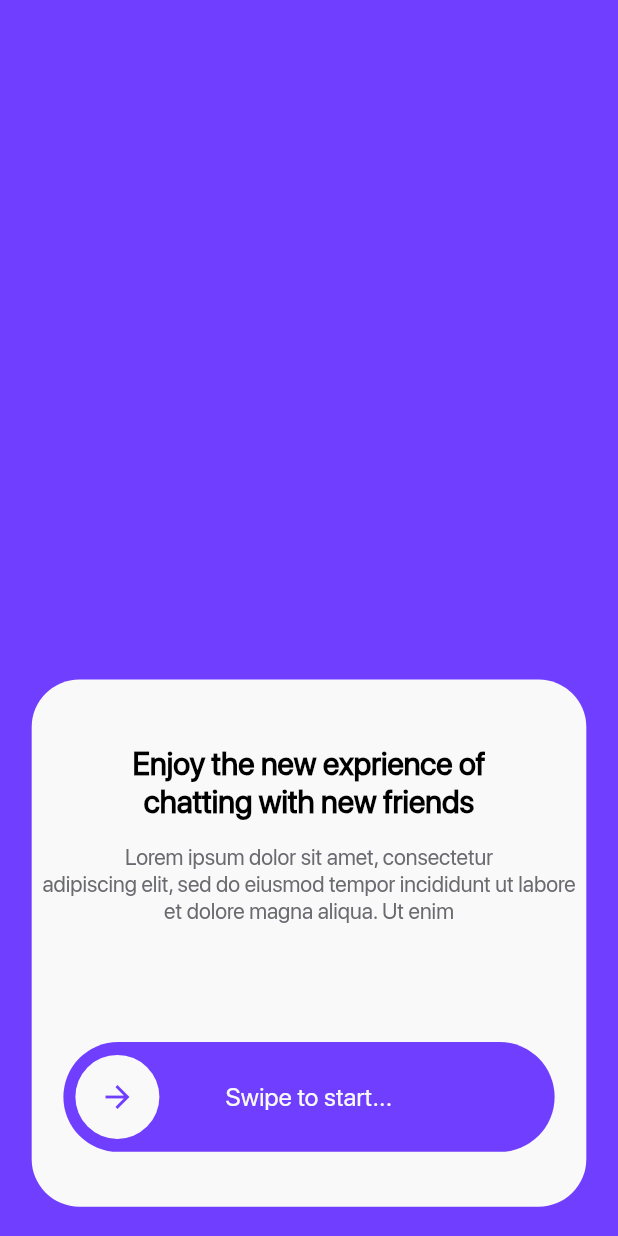
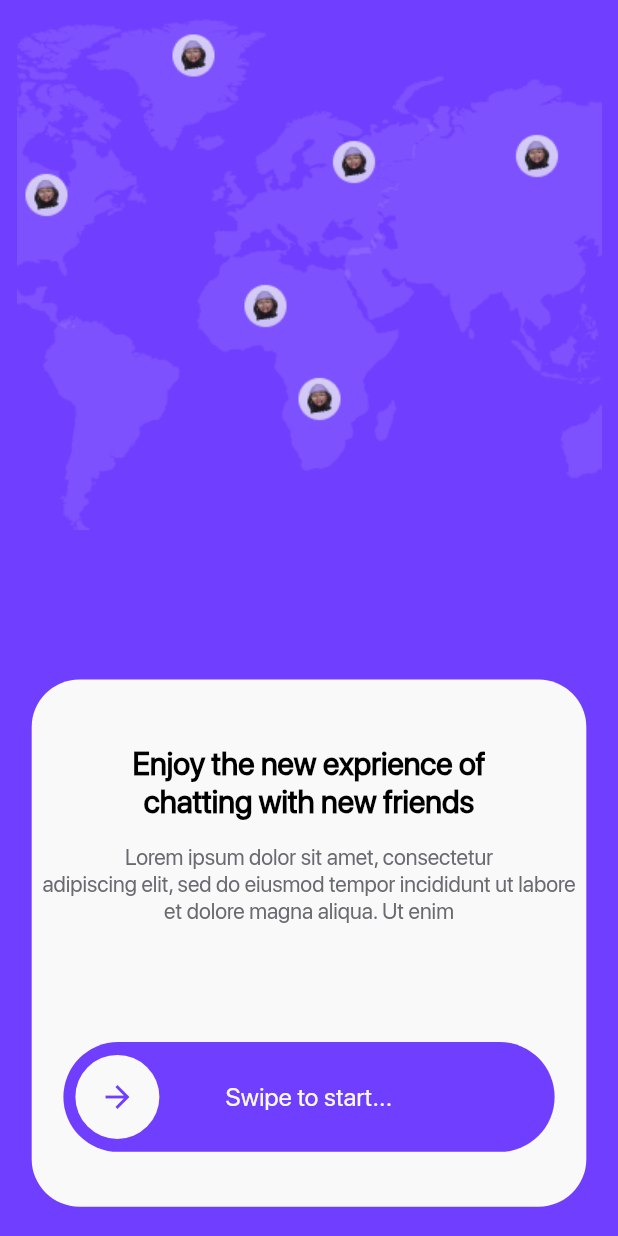
Before and after one commit to this-kin/Google-Hangouts-Clone, a Flutter app: the screen it shows after launch, on a phone screen of 412 x 824 dp. Run offline on Flutter 3.47's test engine with Material 2 defaults, Android fonts, the phone set to English and light mode, and no system bars; drawn by our look-alikes of slide_to_act; our stand-ins replace flutter_screenutil, flutter_svg.

Commit message:
onboarding k

```diff
--- a/lib/constants/image_constants.dart
+++ b/lib/constants/image_constants.dart
@@ -3,5 +3,8 @@ class ConstanceData {
   static const String baseImageUrl = "assets/images/";
   static const String baseSvgUrl = "assets/svgs/";
 
+// images
+  static const map = baseImageUrl + "map.png";
+
   static const arrow_forward = baseSvgUrl + "arrow_double_forward.svg";
 }
--- a/lib/modules/onboarding.dart
+++ b/lib/modules/onboarding.dart
@@ -25,9 +25,15 @@ class _OnboardingState extends State<Onboarding> {
       ),
       child: Scaffold(
         backgroundColor: primaryColor,
-        body: Container(
+        body: SafeArea(
+          top: true,
+          child: Container(
             child: Stack(
               children: [
+                Align(
+                  alignment: Alignment.topCenter,
+                  child: Image.asset(ConstanceData.map),
+                ),
                 Align(
                   alignment: Alignment.bottomCenter,
                   child: Padding(
@@ -72,7 +78,8 @@ class _OnboardingState extends State<Onboarding> {
                               ),
                               text: "Swipe to start...",
                               borderRadius: 40.sp,
-                            textStyle: CustomTheme.mediumText(context).copyWith(
+                              textStyle:
+                                  CustomTheme.mediumText(context).copyWith(
                                 color: theme.backgroundColor,
                                 fontWeight: FontWeight.w500,
                               ),
@@ -90,6 +97,7 @@ class _OnboardingState extends State<Onboarding> {
             ),
           ),
         ),
+      ),
     );
   }
 }
```
Also changed, not shown: assets/images/map.png (added). Lines whose indentation alone changed are shown as unchanged.
